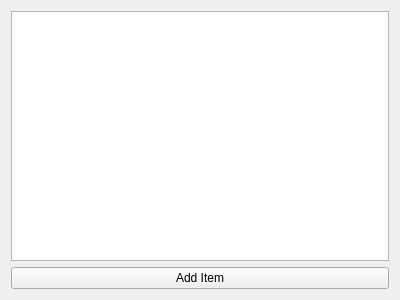
Before: the Qt Designer form TestWidget.ui in glory2win/QtTaskFlowApp, drawn with Qt 5.
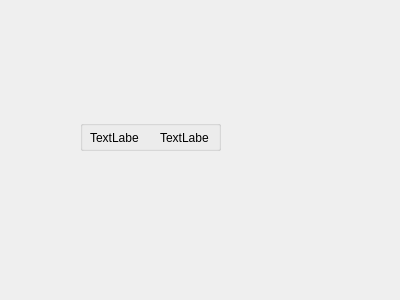
After: the same form once the commit is applied.

Commit message: Finaizing the category list, a lot of work has done, learnt a lot too.

What changed in the file:
```diff
--- a/TestWidget.ui
+++ b/TestWidget.ui
@@ -13,18 +13,45 @@
   <property name="windowTitle">
    <string>TestWidget</string>
   </property>
-  <layout class="QVBoxLayout" name="verticalLayout">
-   <item>
-    <widget class="QListWidget" name="listWidget"/>
-   </item>
-   <item>
-    <widget class="QPushButton" name="addItemBtn">
-     <property name="text">
-      <string>Add Item</string>
-     </property>
-    </widget>
-   </item>
-  </layout>
+  <widget class="QLabel" name="label">
+   <property name="geometry">
+    <rect>
+     <x>90</x>
+     <y>130</y>
+     <width>49</width>
+     <height>16</height>
+    </rect>
+   </property>
+   <property name="text">
+    <string>TextLabel</string>
+   </property>
+  </widget>
+  <widget class="QLabel" name="label_2">
+   <property name="geometry">
+    <rect>
+     <x>160</x>
+     <y>130</y>
+     <width>49</width>
+     <height>16</height>
+    </rect>
+   </property>
+   <property name="text">
+    <string>TextLabel</string>
+   </property>
+  </widget>
+  <widget class="QGroupBox" name="groupBox">
+   <property name="geometry">
+    <rect>
+     <x>80</x>
+     <y>120</y>
+     <width>141</width>
+     <height>31</height>
+    </rect>
+   </property>
+   <property name="title">
+    <string/>
+   </property>
+  </widget>
  </widget>
  <layoutdefault spacing="6" margin="11"/>
  <resources/>
```
The commit also changes 15 other files.
